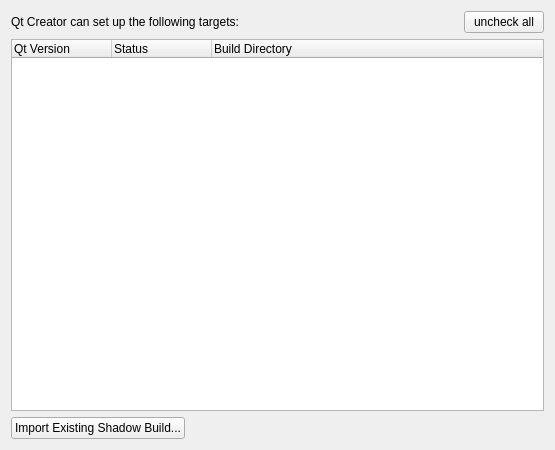
qt-creator/qt-creator, file src/plugins/qt4projectmanager/wizards/targetsetuppage.ui: the form before one commit.
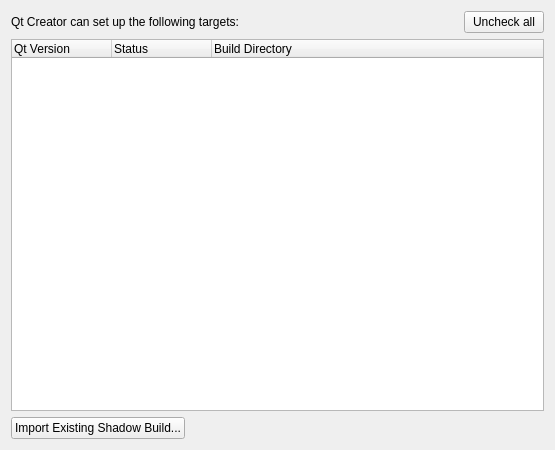
The form after the commit.

Commit message: Fix casing on Uncheck all button

```diff
--- a/src/plugins/qt4projectmanager/wizards/targetsetuppage.ui
+++ b/src/plugins/qt4projectmanager/wizards/targetsetuppage.ui
@@ -57,7 +57,7 @@
         <string>Uncheck all Qt versions</string>
        </property>
        <property name="text">
-        <string>uncheck all</string>
+        <string>Uncheck all</string>
        </property>
       </widget>
      </item>
```
The commit also changes 1 other file.
